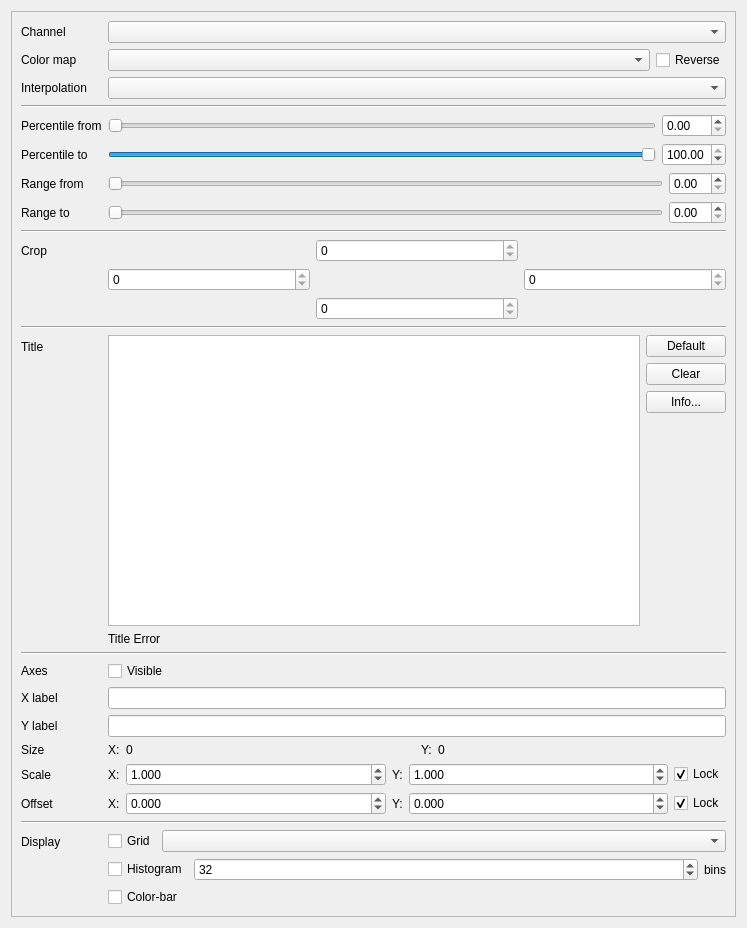
Above: rastools/rasviewer/mdi_window.ui from waveform-computing/rastools before the change. Below: the same form after it.
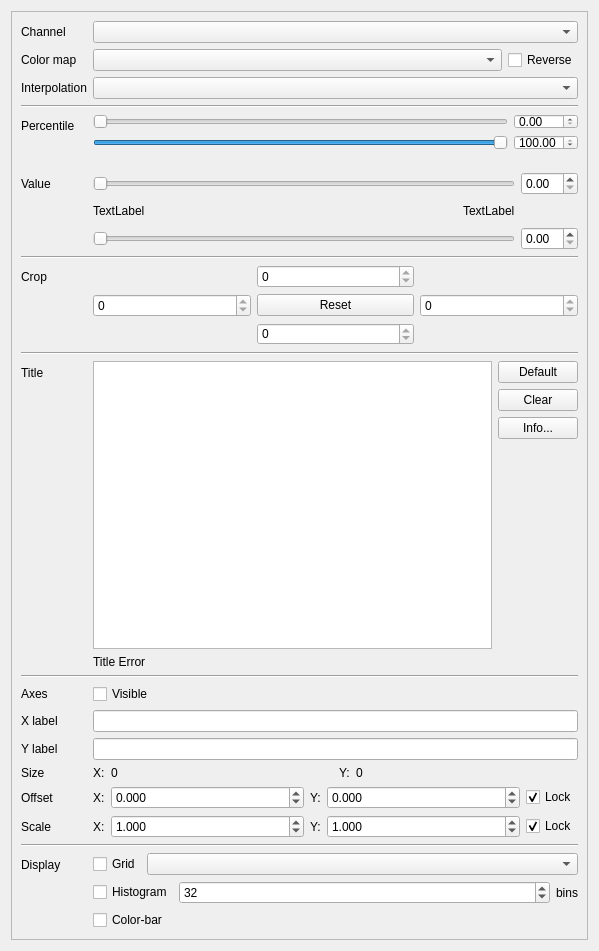
That is the form after the change.

Commit message: Got the rubber-band zoom working, added a crop-reset button, fixed the offset/scale spin-boxes when a crop is set, and added labels to indicate the current value range

Diff of the .ui file:
```diff
--- a/rastools/rasviewer/mdi_window.ui
+++ b/rastools/rasviewer/mdi_window.ui
@@ -6,8 +6,8 @@
    <rect>
     <x>0</x>
     <y>0</y>
-    <width>747</width>
-    <height>928</height>
+    <width>599</width>
+    <height>951</height>
    </rect>
   </property>
   <property name="windowTitle">
@@ -43,14 +43,11 @@
         <rect>
          <x>0</x>
          <y>0</y>
-         <width>727</width>
-         <height>908</height>
+         <width>579</width>
+         <height>931</height>
         </rect>
        </property>
        <layout class="QFormLayout" name="formLayout">
-        <property name="fieldGrowthPolicy">
-         <enum>QFormLayout::AllNonFixedFieldsGrow</enum>
-        </property>
         <item row="0" column="0">
          <widget class="QLabel" name="channel_label">
           <property name="text">
@@ -126,7 +123,7 @@
         <item row="4" column="0">
          <widget class="QLabel" name="percentile_from_label">
           <property name="text">
-           <string>Percentile from</string>
+           <string>Percentile</string>
           </property>
           <property name="textFormat">
            <enum>Qt::PlainText</enum>
@@ -137,24 +134,8 @@
          </widget>
         </item>
         <item row="4" column="1">
-         <layout class="QHBoxLayout" name="percentile_from_layout">
-          <item>
-           <widget class="QSlider" name="percentile_from_slider">
-            <property name="maximum">
-             <number>10000</number>
-            </property>
-            <property name="singleStep">
-             <number>10</number>
-            </property>
-            <property name="pageStep">
-             <number>100</number>
-            </property>
-            <property name="orientation">
-             <enum>Qt::Horizontal</enum>
-            </property>
-           </widget>
-          </item>
-          <item>
+         <layout class="QGridLayout" name="percentile_layout">
+          <item row="0" column="1">
            <widget class="QDoubleSpinBox" name="percentile_from_spinbox">
             <property name="maximum">
              <double>100.000000000000000</double>
@@ -164,43 +145,7 @@
             </property>
            </widget>
           </item>
-         </layout>
-        </item>
-        <item row="5" column="0">
-         <widget class="QLabel" name="percentile_to_label">
-          <property name="text">
-           <string>Percentile to</string>
-          </property>
-          <property name="textFormat">
-           <enum>Qt::PlainText</enum>
-          </property>
-          <property name="buddy">
-           <cstring>percentile_to_slider</cstring>
-          </property>
-         </widget>
-        </item>
-        <item row="5" column="1">
-         <layout class="QHBoxLayout" name="percentile_to_layout">
-          <item>
-           <widget class="QSlider" name="percentile_to_slider">
-            <property name="maximum">
-             <number>10000</number>
-            </property>
-            <property name="singleStep">
-             <number>10</number>
-            </property>
-            <property name="pageStep">
-             <number>100</number>
-            </property>
-            <property name="value">
-             <number>10000</number>
-            </property>
-            <property name="orientation">
-             <enum>Qt::Horizontal</enum>
-            </property>
-           </widget>
-          </item>
-          <item>
+          <item row="1" column="1">
            <widget class="QDoubleSpinBox" name="percentile_to_spinbox">
             <property name="maximum">
              <double>100.000000000000000</double>
@@ -213,12 +158,47 @@
             </property>
            </widget>
           </item>
+          <item row="1" column="0">
+           <widget class="QSlider" name="percentile_to_slider">
+            <property name="maximum">
+             <number>10000</number>
+            </property>
+            <property name="singleStep">
+             <number>10</number>
+            </property>
+            <property name="pageStep">
+             <number>100</number>
+            </property>
+            <property name="value">
+             <number>10000</number>
+            </property>
+            <property name="orientation">
+             <enum>Qt::Horizontal</enum>
+            </property>
+           </widget>
+          </item>
+          <item row="0" column="0">
+           <widget class="QSlider" name="percentile_from_slider">
+            <property name="maximum">
+             <number>10000</number>
+            </property>
+            <property name="singleStep">
+             <number>10</number>
+            </property>
+            <property name="pageStep">
+             <number>100</number>
+            </property>
+            <property name="orientation">
+             <enum>Qt::Horizontal</enum>
+            </property>
+           </widget>
+          </item>
          </layout>
         </item>
-        <item row="6" column="0">
+        <item row="5" column="0">
          <widget class="QLabel" name="range_from_label">
           <property name="text">
-           <string>Range from</string>
+           <string>Value</string>
           </property>
           <property name="textFormat">
            <enum>Qt::PlainText</enum>
@@ -228,10 +208,16 @@
           </property>
          </widget>
         </item>
-        <item row="6" column="1">
-         <layout class="QHBoxLayout" name="range_from_layout">
-          <item>
-           <widget class="QSlider" name="range_from_slider">
+        <item row="5" column="1">
+         <layout class="QGridLayout" name="value_layout">
+          <item row="0" column="3">
+           <widget class="QDoubleSpinBox" name="value_from_spinbox"/>
+          </item>
+          <item row="2" column="3">
+           <widget class="QDoubleSpinBox" name="value_to_spinbox"/>
+          </item>
+          <item row="0" column="0" colspan="3">
+           <widget class="QSlider" name="value_from_slider">
             <property name="maximum">
              <number>0</number>
             </property>
@@ -240,49 +226,53 @@
             </property>
            </widget>
           </item>
-          <item>
-           <widget class="QDoubleSpinBox" name="range_from_spinbox"/>
+          <item row="2" column="0" colspan="3">
+           <widget class="QSlider" name="value_to_slider">
+            <property name="maximum">
+             <number>0</number>
+            </property>
+            <property name="orientation">
+             <enum>Qt::Horizontal</enum>
+            </property>
+           </widget>
+          </item>
+          <item row="1" column="2">
+           <widget class="QLabel" name="value_to_label">
+            <property name="text">
+             <string>TextLabel</string>
+            </property>
+           </widget>
+          </item>
+          <item row="1" column="0">
+           <widget class="QLabel" name="value_from_label">
+            <property name="text">
+             <string>TextLabel</string>
+            </property>
+           </widget>
+          </item>
+          <item row="1" column="1">
+           <spacer name="horizontalSpacer">
+            <property name="orientation">
+             <enum>Qt::Horizontal</enum>
+            </property>
+            <property name="sizeHint" stdset="0">
+             <size>
+              <width>40</width>
+              <height>20</height>
+             </size>
+            </property>
+           </spacer>
           </item>
          </layout>
         </item>
+        <item row="6" column="0" colspan="2">
+         <widget class="Line" name="crop_line">
+          <property name="orientation">
+           <enum>Qt::Horizontal</enum>
+          </property>
+         </widget>
+        </item>
         <item row="7" column="0">
-         <widget class="QLabel" name="range_to_label">
-          <property name="text">
-           <string>Range to</string>
-          </property>
-          <property name="textFormat">
-           <enum>Qt::PlainText</enum>
-          </property>
-          <property name="buddy">
-           <cstring>range_to_slider</cstring>
-          </property>
-         </widget>
-        </item>
-        <item row="7" column="1">
-         <layout class="QHBoxLayout" name="range_to_layout">
-          <item>
-           <widget class="QSlider" name="range_to_slider">
-            <property name="maximum">
-             <number>0</number>
-            </property>
-            <property name="orientation">
-             <enum>Qt::Horizontal</enum>
-            </property>
-           </widget>
-          </item>
-          <item>
-           <widget class="QDoubleSpinBox" name="range_to_spinbox"/>
-          </item>
-         </layout>
-        </item>
-        <item row="8" column="0" colspan="2">
-         <widget class="Line" name="interpolation_line">
-          <property name="orientation">
-           <enum>Qt::Horizontal</enum>
-          </property>
-         </widget>
-        </item>
-        <item row="9" column="0">
          <widget class="QLabel" name="crop_label">
           <property name="text">
            <string>Crop</string>
@@ -295,7 +285,7 @@
           </property>
          </widget>
         </item>
-        <item row="9" column="1">
+        <item row="7" column="1">
          <layout class="QGridLayout" name="crop_layout">
           <item row="0" column="1">
            <widget class="QSpinBox" name="crop_top_spinbox">
@@ -325,16 +315,23 @@
             </property>
            </widget>
           </item>
+          <item row="1" column="1">
+           <widget class="QPushButton" name="crop_reset_button">
+            <property name="text">
+             <string>Reset</string>
+            </property>
+           </widget>
+          </item>
          </layout>
         </item>
-        <item row="10" column="0" colspan="2">
-         <widget class="Line" name="display_line">
+        <item row="8" column="0" colspan="2">
+         <widget class="Line" name="title_line">
           <property name="orientation">
            <enum>Qt::Horizontal</enum>
           </property>
          </widget>
         </item>
-        <item row="11" column="0">
+        <item row="9" column="0">
          <widget class="QLabel" name="title_label">
           <property name="text">
            <string>Title</string>
@@ -344,7 +341,7 @@
           </property>
          </widget>
         </item>
-        <item row="11" column="1">
+        <item row="9" column="1">
          <layout class="QHBoxLayout" name="title_layout_1">
           <item>
            <widget class="QPlainTextEdit" name="title_edit">
@@ -414,14 +411,20 @@
           </item>
          </layout>
         </item>
-        <item row="14" column="0" colspan="2">
-         <widget class="Line" name="axes_line">
-          <property name="orientation">
-           <enum>Qt::Horizontal</enum>
+        <item row="10" column="1">
+         <widget class="QLabel" name="title_error_label">
+          <property name="enabled">
+           <bool>true</bool>
+          </property>
+          <property name="text">
+           <string>Title Error</string>
+          </property>
+          <property name="textFormat">
+           <enum>Qt::PlainText</enum>
           </property>
          </widget>
         </item>
-        <item row="16" column="0">
+        <item row="12" column="0">
          <widget class="QLabel" name="axes_label">
           <property name="text">
            <string>Axes</string>
@@ -431,14 +434,14 @@
           </property>
          </widget>
         </item>
-        <item row="16" column="1">
+        <item row="12" column="1">
          <widget class="QCheckBox" name="axes_check">
           <property name="text">
            <string>Visible</string>
           </property>
          </widget>
         </item>
-        <item row="17" column="0">
+        <item row="13" column="0">
          <widget class="QLabel" name="x_label_label">
           <property name="text">
            <string>X label</string>
@@ -448,10 +451,10 @@
           </property>
          </widget>
         </item>
-        <item row="17" column="1">
+        <item row="13" column="1">
          <widget class="QLineEdit" name="x_label_edit"/>
         </item>
-        <item row="18" column="0">
+        <item row="14" column="0">
          <widget class="QLabel" name="y_label_label">
           <property name="text">
            <string>Y label</string>
@@ -461,10 +464,10 @@
           </property>
          </widget>
         </item>
-        <item row="18" column="1">
+        <item row="14" column="1">
          <widget class="QLineEdit" name="y_label_edit"/>
         </item>
-        <item row="19" column="0">
+        <item row="15" column="0">
          <widget class="QLabel" name="size_label">
           <property name="text">
            <string>Size</string>
@@ -474,7 +477,7 @@
           </property>
          </widget>
         </item>
-        <item row="19" column="1">
+        <item row="15" column="1">
          <layout class="QHBoxLayout" name="horizontalLayout">
           <item>
            <widget class="QLabel" name="x_size_label_2">
@@ -524,107 +527,7 @@
           </item>
          </layout>
         </item>
-        <item row="20" column="0">
-         <widget class="QLabel" name="scale_label">
-          <property name="text">
-           <string>Scale</string>
-          </property>
-          <property name="textFormat">
-           <enum>Qt::PlainText</enum>
-          </property>
-         </widget>
-        </item>
-        <item row="20" column="1">
-         <layout class="QHBoxLayout" name="scale_layout">
-          <item>
-           <widget class="QLabel" name="x_scale_label">
-            <property name="sizePolicy">
-             <sizepolicy hsizetype="Fixed" vsizetype="Preferred">
-              <horstretch>0</horstretch>
-              <verstretch>0</verstretch>
-             </sizepolicy>
-            </property>
-            <property name="text">
-             <string>X:</string>
-            </property>
-            <property name="textFormat">
-             <enum>Qt::PlainText</enum>
-            </property>
-           </widget>
-          </item>
-          <item>
-           <widget class="QDoubleSpinBox" name="x_scale_spinbox">
-            <property name="decimals">
-             <number>3</number>
-            </property>
-            <property name="minimum">
-             <double>0.001000000000000</double>
-            </property>
-            <property name="maximum">
-             <double>1000.000000000000000</double>
-            </property>
-            <property name="singleStep">
-             <double>0.100000000000000</double>
-            </property>
-            <property name="value">
-             <double>1.000000000000000</double>
-            </property>
-           </widget>
-          </item>
-          <item>
-           <widget class="QLabel" name="y_scale_label">
-            <property name="sizePolicy">
-             <sizepolicy hsizetype="Fixed" vsizetype="Preferred">
-              <horstretch>0</horstretch>
-              <verstretch>0</verstretch>
-             </sizepolicy>
-            </property>
-            <property name="text">
-             <string>Y:</string>
-            </property>
-            <property name="textFormat">
-             <enum>Qt::PlainText</enum>
-            </property>
-           </widget>
-          </item>
-          <item>
-           <widget class="QDoubleSpinBox" name="y_scale_spinbox">
-            <property name="decimals">
-             <number>3</number>
-            </property>
-            <property name="minimum">
-             <double>0.001000000000000</double>
-            </property>
-            <property name="maximum">
-             <double>1000.000000000000000</double>
-            </property>
-            <property name="singleStep">
-             <double>0.100000000000000</double>
-            </property>
-            <property name="value">
-             <double>1.000000000000000</double>
-            </property>
-           </widget>
-          </item>
-          <item>
-           <widget class="QCheckBox" name="scale_locked_check">
-            <property name="sizePolicy">
-             <sizepolicy hsizetype="Fixed" vsizetype="Fixed">
-              <horstretch>0</horstretch>
-              <verstretch>0</verstretch>
-             </sizepolicy>
-            </property>
-            <property name="text">
-             <string>Lock</string>
-            </property>
-            <property name="checked">
-             <bool>true</bool>
-            </property>
-           </widget>
-          </item>
-         </layout>
-        </item>
-        <item row="22" column="0">
+        <item row="16" column="0">
          <widget class="QLabel" name="offset_label">
           <property name="text">
            <string>Offset</string>
@@ -634,7 +537,7 @@
           </property>
          </widget>
         </item>
-        <item row="22" column="1">
+        <item row="16" column="1">
          <layout class="QHBoxLayout" name="offset_layout">
           <item>
            <widget class="QLabel" name="x_offset_label">
@@ -712,7 +615,114 @@
           </item>
          </layout>
         </item>
-        <item row="24" column="0">
+        <item row="17" column="0">
+         <widget class="QLabel" name="scale_label">
+          <property name="text">
+           <string>Scale</string>
+          </property>
+          <property name="textFormat">
+           <enum>Qt::PlainText</enum>
+          </property>
+         </widget>
+        </item>
+        <item row="17" column="1">
+         <layout class="QHBoxLayout" name="scale_layout">
+          <item>
+           <widget class="QLabel" name="x_scale_label">
+            <property name="sizePolicy">
+             <sizepolicy hsizetype="Fixed" vsizetype="Preferred">
+              <horstretch>0</horstretch>
+              <verstretch>0</verstretch>
+             </sizepolicy>
+            </property>
+            <property name="text">
+             <string>X:</string>
+            </property>
+            <property name="textFormat">
+             <enum>Qt::PlainText</enum>
+            </property>
+           </widget>
+          </item>
+          <item>
+           <widget class="QDoubleSpinBox" name="x_scale_spinbox">
+            <property name="decimals">
+             <number>3</number>
+            </property>
+            <property name="minimum">
+             <double>0.001000000000000</double>
+            </property>
+            <property name="maximum">
+             <double>1000.000000000000000</double>
+            </property>
+            <property name="singleStep">
+             <double>0.100000000000000</double>
+            </property>
+            <property name="value">
+             <double>1.000000000000000</double>
+            </property>
+           </widget>
+          </item>
+          <item>
+           <widget class="QLabel" name="y_scale_label">
+            <property name="sizePolicy">
+             <sizepolicy hsizetype="Fixed" vsizetype="Preferred">
+              <horstretch>0</horstretch>
+              <verstretch>0</verstretch>
+             </sizepolicy>
+            </property>
+            <property name="text">
+             <string>Y:</string>
+            </property>
+            <property name="textFormat">
+             <enum>Qt::PlainText</enum>
+            </property>
+           </widget>
+          </item>
+          <item>
+           <widget class="QDoubleSpinBox" name="y_scale_spinbox">
+            <property name="decimals">
+             <number>3</number>
+            </property>
+            <property name="minimum">
+             <double>0.001000000000000</double>
+            </property>
+            <property name="maximum">
+             <double>1000.000000000000000</double>
+            </property>
+            <property name="singleStep">
+             <double>0.100000000000000</double>
+            </property>
+            <property name="value">
+             <double>1.000000000000000</double>
+            </property>
+           </widget>
+          </item>
+          <item>
+           <widget class="QCheckBox" name="scale_locked_check">
+            <property name="sizePolicy">
+             <sizepolicy hsizetype="Fixed" vsizetype="Fixed">
+              <horstretch>0</horstretch>
+              <verstretch>0</verstretch>
+             </sizepolicy>
+            </property>
+            <property name="text">
+             <string>Lock</string>
+            </property>
+            <property name="checked">
+             <bool>true</bool>
+            </property>
+           </widget>
+          </item>
+         </layout>
+        </item>
+        <item row="18" column="0" colspan="2">
+         <widget class="Line" name="display_line">
+          <property name="orientation">
+           <enum>Qt::Horizontal</enum>
+          </property>
+         </widget>
+        </item>
+        <item row="19" column="0">
          <widget class="QLabel" name="display_label">
           <property name="text">
            <string>Display</string>
@@ -722,7 +732,7 @@
           </property>
          </widget>
         </item>
-        <item row="24" column="1">
+        <item row="19" column="1">
          <layout class="QVBoxLayout" name="display_layout">
           <item>
            <layout class="QHBoxLayout" name="grid_layout">
@@ -799,26 +809,13 @@
           </item>
          </layout>
         </item>
-        <item row="23" column="0" colspan="2">
-         <widget class="Line" name="axes_line_2">
+        <item row="11" column="0" colspan="2">
+         <widget class="Line" name="axes_line">
           <property name="orientation">
            <enum>Qt::Horizontal</enum>
           </property>
          </widget>
         </item>
-        <item row="12" column="1">
-         <widget class="QLabel" name="title_error_label">
-          <property name="enabled">
-           <bool>true</bool>
-          </property>
-          <property name="text">
-           <string>Title Error</string>
-          </property>
-          <property name="textFormat">
-           <enum>Qt::PlainText</enum>
-          </property>
-         </widget>
-        </item>
        </layout>
       </widget>
      </widget>
```
Left out of the diff: 47 changed lines with no effect on the pictures. The commit also changes 3 other files.
